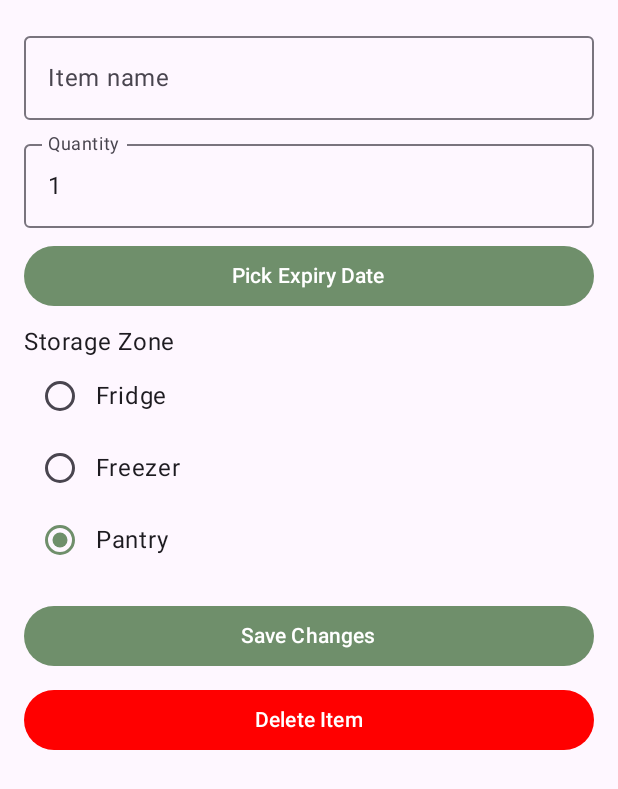
After one commit to jmgonzalez06/PantryPal, an Android app built with Jetpack Compose: the composable ItemDetailScreen shown on its own in the app's theme, on a phone screen of 412 x 824 dp. The commit adds this screen. Shown: the top 789 px of the screen. Run offline under Robolectric (Android 15) with nearby library versions, the phone set to English and light mode, and no system bars; our stand-ins replace Firebase (no records; nobody signed in at launch, a user with empty details on screens opened directly).

Commit message:
• Add Item screen (form, validation, DatePicker) • Item Detail/Edit screen (update quantity, update expiry, move to another zone, delete)

```diff
--- /dev/null
+++ b/app/src/main/java/com/jose/pantrypal/inventory/ItemDetailScreen.kt
@@ -0,0 +1,142 @@
+package com.jose.pantrypal.inventory
+
+import androidx.compose.foundation.layout.Column
+import androidx.compose.foundation.layout.Row
+import androidx.compose.foundation.layout.Spacer
+import androidx.compose.foundation.layout.fillMaxWidth
+import androidx.compose.foundation.layout.height
+import androidx.compose.foundation.layout.padding
+import androidx.compose.material3.OutlinedTextField
+import androidx.compose.material3.RadioButton
+import androidx.compose.runtime.mutableStateOf
+import androidx.compose.runtime.remember
+import androidx.compose.runtime.Composable
+import androidx.compose.ui.Modifier
+import androidx.compose.ui.unit.dp
+import com.jose.pantrypal.items.Item
+import androidx.compose.material3.Text
+import androidx.compose.ui.Alignment
+import androidx.compose.material3.Button
+import androidx.compose.material3.ButtonDefaults
+import androidx.compose.runtime.getValue
+import androidx.compose.runtime.setValue
+import androidx.compose.ui.graphics.Color
+import android.app.DatePickerDialog
+import androidx.compose.ui.platform.LocalContext
+import com.google.firebase.Timestamp
+import java.time.LocalDate
+import java.time.ZoneId
+import java.util.Date
+
+@Composable
+fun ItemDetailScreen(
+    item: Item,
+    viewModel: InventoryViewModel,
+    onBack: () -> Unit
+) {
+    var name by remember { mutableStateOf(item.name) }
+    var quantity by remember { mutableStateOf(item.quantity.toString()) }
+    var expiryDate by remember { mutableStateOf(item.expiryDate) }
+    var zoneId by remember { mutableStateOf(item.zoneId ?: "pantry") }
+
+    val context = LocalContext.current
+    val today = LocalDate.now()
+
+    val datePickerDialog = DatePickerDialog(
+        context,
+        { _, year, month, day ->
+            expiryDate = Timestamp(
+                Date(
+                    LocalDate.of(year, month + 1, day)
+                        .atStartOfDay(ZoneId.systemDefault())
+                        .toInstant()
+                        .toEpochMilli()
+                )
+            )
+        },
+        today.year,
+        today.monthValue - 1,
+        today.dayOfMonth
+    )
+
+
+    Column(modifier = Modifier.padding(16.dp)) {
+
+        OutlinedTextField(
+            value = name,
+            onValueChange = { name = it },
+            label = { Text("Item name") },
+            modifier = Modifier.fillMaxWidth()
+        )
+
+        Spacer(Modifier.height(8.dp))
+
+        OutlinedTextField(
+            value = quantity,
+            onValueChange = { quantity = it },
+            label = { Text("Quantity") },
+            modifier = Modifier.fillMaxWidth()
+        )
+
+        Spacer(Modifier.height(8.dp))
+
+        Button(
+            onClick = { datePickerDialog.show() },
+            modifier = Modifier.fillMaxWidth()
+        ) {
+            Text(
+                text = expiryDate?.toDate()?.let {
+                    val localDate = it.toInstant()
+                        .atZone(ZoneId.systemDefault())
+                        .toLocalDate()
+                    "Expiry: $localDate"
+                } ?: "Pick Expiry Date"
+            )
+        }
+        Spacer(Modifier.height(8.dp))
+
+        // Zone selector (simple for now)
+        Text("Storage Zone")
+        listOf("fridge", "freezer", "pantry").forEach { zone ->
+            Row(verticalAlignment = Alignment.CenterVertically) {
+                RadioButton(
+                    selected = zoneId == zone,
+                    onClick = { zoneId = zone }
+                )
+                Text(zone.replaceFirstChar { it.uppercase() })
+            }
+        }
+
+        Spacer(Modifier.height(16.dp))
+
+        Button(
+            onClick = {
+                viewModel.updateItem(
+                    item.copy(
+                        name = name,
+                        quantity = quantity.toIntOrNull() ?: 1,
+                        expiryDate = expiryDate,
+                        zoneId = zoneId
+                    )
+                )
+                onBack()
+            },
+            modifier = Modifier.fillMaxWidth()
+        ) {
+            Text("Save Changes")
+        }
+
+        Spacer(Modifier.height(8.dp))
+
+        Button(
+            onClick = {
+                viewModel.deleteItem(item.id)
+                onBack()
+            },
+            colors = ButtonDefaults.buttonColors(containerColor = Color.Red),
+            modifier = Modifier.fillMaxWidth()
+        ) {
+            Text("Delete Item")
+        }
+    }
+}
--- a/app/src/main/java/com/jose/pantrypal/items/Item.kt
+++ b/app/src/main/java/com/jose/pantrypal/items/Item.kt
@@ -6,5 +6,7 @@ import java.time.LocalDate
 data class Item(
     val id: String = "",
     val name: String = "",
-    val expiryDate: Timestamp? = null
+    val expiryDate: Timestamp? = null,
+    val quantity: Int = 1,
+    val zoneId: String? = null
 )
--- a/app/src/main/java/com/jose/pantrypal/navigation/Routes.kt
+++ b/app/src/main/java/com/jose/pantrypal/navigation/Routes.kt
@@ -7,4 +7,7 @@ object Routes {
     const val INVENTORY = "inventory"
     const val STORAGE = "storage"
     const val PROFILE = "profile"
+
+    const val ITEM_DETAIL = "item_detail/{itemId}"
+    fun itemDetail(itemId: String) = "item_detail/$itemId"
 }
```
Also changed, not shown: app/src/main/java/com/jose/pantrypal/inventory/AddItemScreen.kt (added, +144 -0 lines), app/src/main/java/com/jose/pantrypal/inventory/InventoryModels.kt (+9 -0 lines), app/src/main/java/com/jose/pantrypal/inventory/InventoryScreen.kt (+22 -3 lines), app/src/main/java/com/jose/pantrypal/inventory/InventoryViewModel.kt (+97 -1 lines), app/src/main/java/com/jose/pantrypal/items/FirestoreItemRepository.kt (+12 -2 lines), app/src/main/java/com/jose/pantrypal/navigation/PantryNavGraph.kt (+37 -1 lines).
